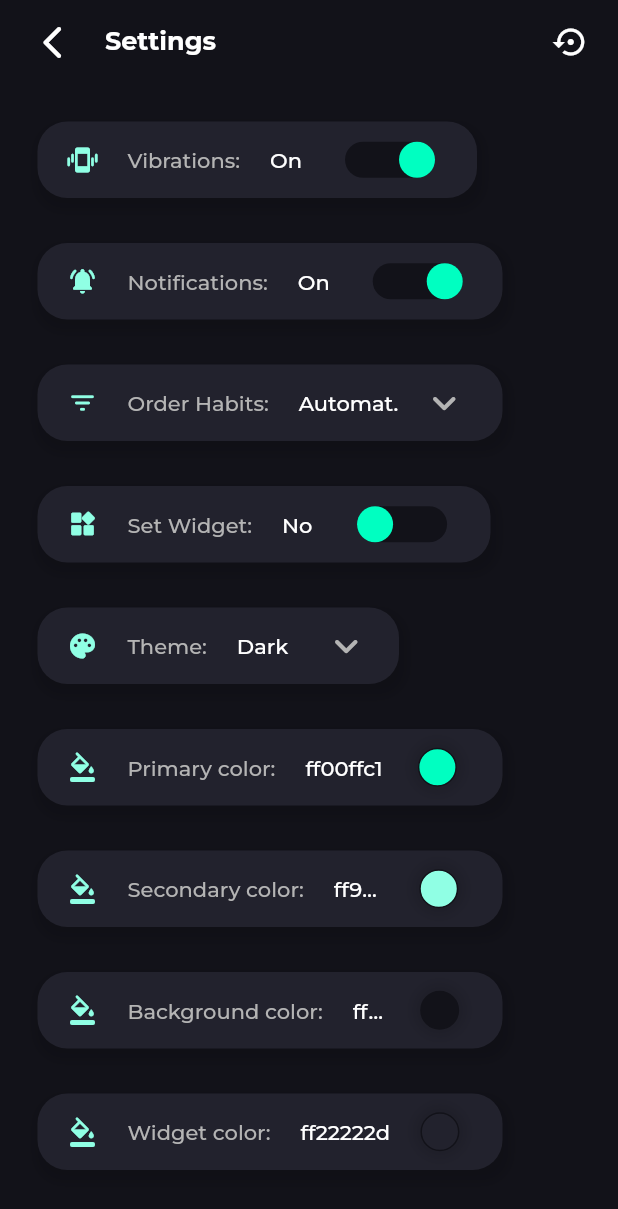
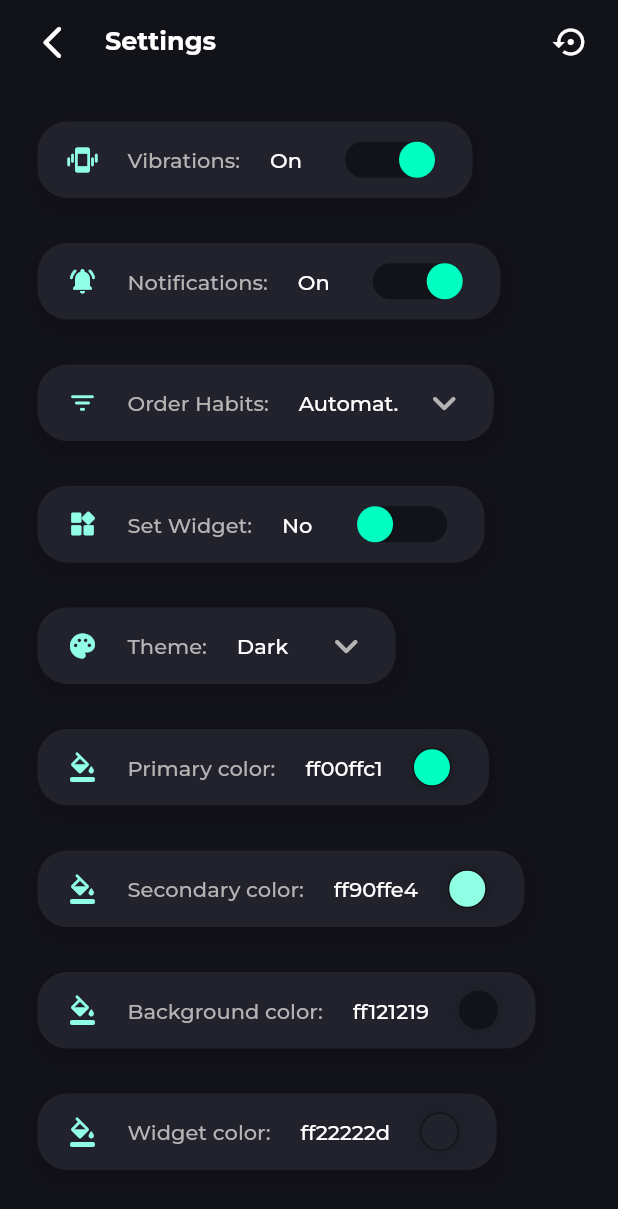
Before and after one commit to IceBreak-github/HabitTracker, a Flutter app: the SettingsPage screen opened directly, on a phone screen of 412 x 824 dp. Shown: the top 1209 px of the screen. Run offline on Flutter 3.47's test engine with Material 2 defaults, Android fonts, the phone set to English and light mode, and no system bars; drawn by our look-alikes of flutter_switch; our stand-ins replace awesome_notifications, bloc, equatable, flutter_bloc, flutter_colorpicker, hive and 3 more; missing offline and left inert: flutter_shakemywidget, simple_animation_progress_bar, workmanager; accounts and stored records are empty; project files that could hold a hidden picture were left out.

Commit message:
small settings update

```diff
--- a/lib/presentation/pages/settings_page.dart
+++ b/lib/presentation/pages/settings_page.dart
@@ -30,55 +30,49 @@ class SettingsPage extends StatelessWidget {
                     child: Column(
                       crossAxisAlignment: CrossAxisAlignment.start,
                       children: <Widget> [
-                        InputWidget(
+                        SettingsWidget(
                           text: 'Vibrations:',
                           icon: Icons.edgesensor_high_rounded,
-                          width: 293,
                           child: const ToggleVibrations(),
                           onTap: () {
                             context.read<HabitSettingsCubit>().toggleVibrations(!context.read<HabitSettingsCubit>().state.vibrations);
                           },
                         ),
-                        InputWidget(
+                        SettingsWidget(
                           text: 'Notifications:',
                           icon: Icons.notifications_active_rounded,
-                          width: 310,
                           child: const ToggleNotifications(),
                           onTap: () {
                             context.read<HabitSettingsCubit>().toggleNotifications(!context.read<HabitSettingsCubit>().state.notifications);
                           },
                         ),
-                        InputWidget(
+                        SettingsWidget(
                           text: 'Order Habits:',
                           icon: Icons.filter_list_rounded,
-                          width: 310,
                           child: const SelectHabitOrdering(),
                           onTap: () async {
                             //await showOrderMenu(context);
                           },
                         ),
-                        InputWidget(
+                        SettingsWidget(
                           text: 'Set Widget:',
                           icon: Icons.widgets_rounded,
-                          width: 302,
                           child: const ToggleWidget(),
                           onTap: () {
                             context.read<HabitSettingsCubit>().toggleWidget(!context.read<HabitSettingsCubit>().state.setWidget);
                           },
                         ),
-                        InputWidget(
+                        SettingsWidget(
                           text: 'Theme:',
                           icon: Icons.palette,
-                          width: 241,
                           child: const SelectTheme(),
                           onTap: () {
 
                           },
                         ),
-                        InputWidget(
+                        SettingsWidget(
                           text: 'Primary color:',
                           icon: Icons.format_color_fill_rounded,
-                          width: 310,
                           child: const ColorDisplay(colorString: 'primaryColor', width: 55),
                           onTap: () {
                             showColorPicker(context: context, pickerColor: MyColors().primaryColor, onColorChanged: (Color color) {
@@ -86,10 +80,9 @@ class SettingsPage extends StatelessWidget {
                             });
                           },
                         ),
-                        InputWidget(
+                        SettingsWidget(
                           text: 'Secondary color:',
                           icon: Icons.format_color_fill_rounded,
-                          width: 310,  //TODO make this expand more, make the text inside also expandable
                           child: const ColorDisplay(colorString: 'secondaryColor', width: 37),
                           onTap: () {
                             showColorPicker(context: context, pickerColor: MyColors().secondaryColor, onColorChanged: (Color color) {
@@ -97,10 +90,9 @@ class SettingsPage extends StatelessWidget {
                             });
                           },
                         ),
-                        InputWidget(
+                        SettingsWidget(
                           text: 'Background color:',
                           icon: Icons.format_color_fill_rounded,
-                          width: 310, //TODO make this expand more, make the text inside also expandable
                           child: const ColorDisplay(colorString: 'backgroundColor', width: 25),
                           onTap: () {
                             showColorPicker(context: context, pickerColor: MyColors().backgroundColor, onColorChanged: (Color color) {
@@ -108,10 +100,9 @@ class SettingsPage extends StatelessWidget {
                             });
                           },
                         ),
-                        InputWidget(
+                        SettingsWidget(
                           text: 'Widget color:',
                           icon: Icons.format_color_fill_rounded,
-                          width: 310,
                           child: const ColorDisplay(colorString: 'widgetColor', width: 60),
                           onTap: () {
                             showColorPicker(context: context, pickerColor: MyColors().widgetColor, onColorChanged: (Color color) {
--- a/lib/presentation/widgets/settings_widget.dart
+++ b/lib/presentation/widgets/settings_widget.dart
@@ -54,6 +54,69 @@ class SettingsAppBar extends StatelessWidget implements PreferredSizeWidget{
   Size get preferredSize => const Size.fromHeight(kToolbarHeight);
 }
 
+class SettingsWidget extends StatelessWidget {
+  final String text;
+  final IconData icon;
+  final Widget child;
+  final VoidCallback onTap;
+  const SettingsWidget({
+    super.key,
+    required this.text,
+    required this.icon,
+    required this.child,
+    required this.onTap,
+  });
+
+  @override
+  Widget build(BuildContext context) {
+    return GestureDetector(
+      onTap: onTap,
+      child: Padding(
+        padding: const EdgeInsets.only(bottom: 30),
+        child: FittedBox(
+          child: Container(
+            height: 51,
+            decoration: BoxDecoration(
+              borderRadius: BorderRadius.circular(20),
+              color: MyColors().widgetColor,
+              boxShadow: <BoxShadow>[
+                BoxShadow(
+                  color: Colors.black.withOpacity(0.10),
+                  blurRadius: 4.0, // soften the shadow
+                  spreadRadius: 4.0, //extend the shadow
+                  offset: const Offset(
+                    2.0, // Move to right 5  horizontally
+                    5.0, // Move to bottom 5 Vertically
+                  ),
+                ),
+              ],
+            ),
+            child: Row(children: [
+              Padding(
+                padding: const EdgeInsets.symmetric(horizontal: 20),
+                child: Icon(
+                  icon,
+                  color: MyColors().secondaryColor,
+                  size: 20,
+                ),
+              ),
+              Text(
+                text,
+                style: TextStyle(
+                  color: MyColors().lightGrey,
+                  fontSize: 14,
+                  fontWeight: FontWeight.w500,
+                ),
+              ),
+              child
+            ]),
+          ),
+        ),
+      ),
+    );
+  }
+}
+
 class ToggleNotifications extends StatelessWidget {
   const ToggleNotifications({super.key});
 
@@ -86,6 +149,7 @@ class ToggleNotifications extends StatelessWidget {
                     //TODO also save the setting locally to a Hive box
                     context.read<HabitSettingsCubit>().toggleNotifications(valueChange);
                   }),
+              const SizedBox(width: 5),
             ],
           ),
         );
@@ -126,6 +190,7 @@ class ToggleVibrations extends StatelessWidget {
                     //TODO also save the setting locally to a Hive box
                     context.read<HabitSettingsCubit>().toggleVibrations(valueChange);
                   }),
+              const SizedBox(width: 5),
             ],
           ),
         );
@@ -221,7 +286,7 @@ class SelectHabitOrdering extends StatelessWidget {
                   child: Text(state.orderHabits, style: const TextStyle(color: Colors.white, fontSize: 14, fontWeight: FontWeight.w500))
                 ),
                 Padding(
-                  padding: const EdgeInsets.only(left: 7),
+                  padding: const EdgeInsets.only(left: 7, right: 17),
                   child: Icon(
                     Icons.expand_more_rounded,
                     color: MyColors().lightGrey, size: 32
@@ -268,6 +333,7 @@ class ToggleWidget extends StatelessWidget {
                     //TODO also save the setting locally to a Hive box
                     context.read<HabitSettingsCubit>().toggleWidget(valueChange);
                   }),
+              const SizedBox(width: 5),
             ],
           ),
         );
@@ -330,7 +396,7 @@ class SelectTheme extends StatelessWidget {
                   child: Text(state.theme, style: const TextStyle(color: Colors.white, fontSize: 14, fontWeight: FontWeight.w500))
                 ),
                 Padding(
-                  padding: const EdgeInsets.only(left: 7),
+                  padding: const EdgeInsets.only(left: 7, right: 17),
                   child: Icon(
                     Icons.expand_more_rounded,
                     color: MyColors().lightGrey, size: 32
@@ -412,14 +478,12 @@ class ColorDisplay extends StatelessWidget {
           padding: const EdgeInsets.symmetric(horizontal: 20),
           child: Row(
             children: <Widget>[
-              SizedBox(
-                  width: width,
-                  child: Text(getColorValue(colorString).value.toRadixString(16),
-                  overflow: TextOverflow.ellipsis,
-                      style: const TextStyle(
-                          fontSize: 14,
-                          color: Colors.white,
-                          fontWeight: FontWeight.w500))),
+              Text(getColorValue(colorString).value.toRadixString(16),
+              overflow: TextOverflow.ellipsis,
+                  style: const TextStyle(
+                      fontSize: 14,
+                      color: Colors.white,
+                      fontWeight: FontWeight.w500)),
               const SizedBox(width: 20),
               Container(
                 width: 26,
@@ -441,6 +505,7 @@ class ColorDisplay extends StatelessWidget {
                   ],
                 ),
               ),
+              const SizedBox(width: 5),  //TODO make these paddings the same across all pages and all widgets
             ],
           ),
         );
```
